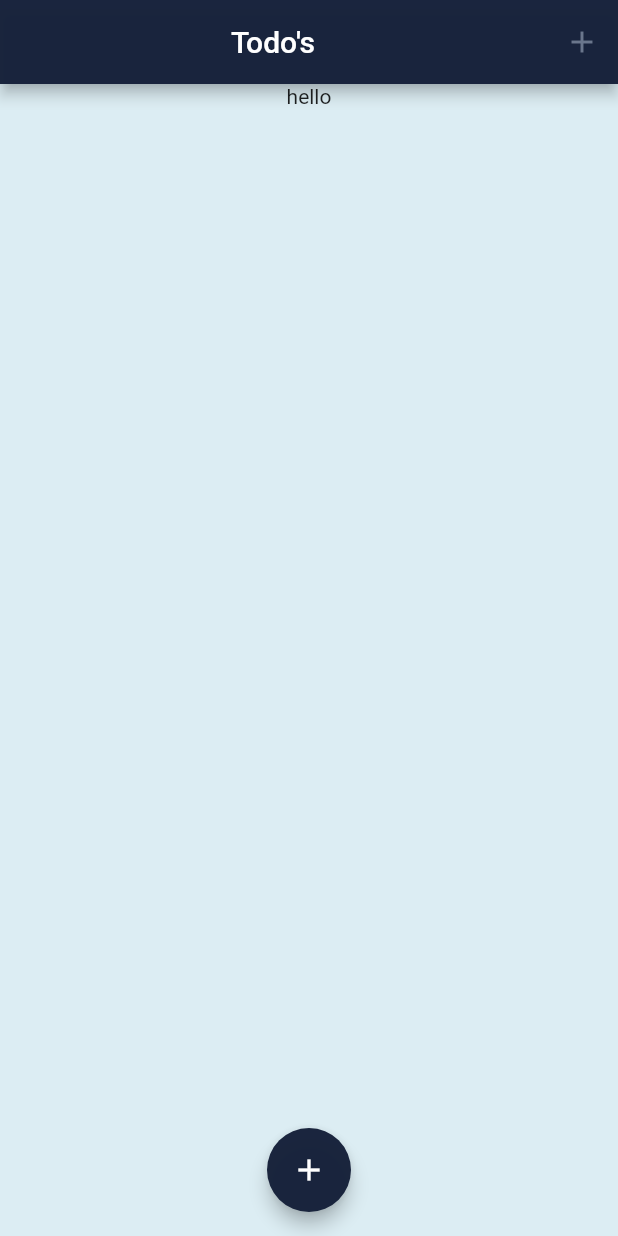
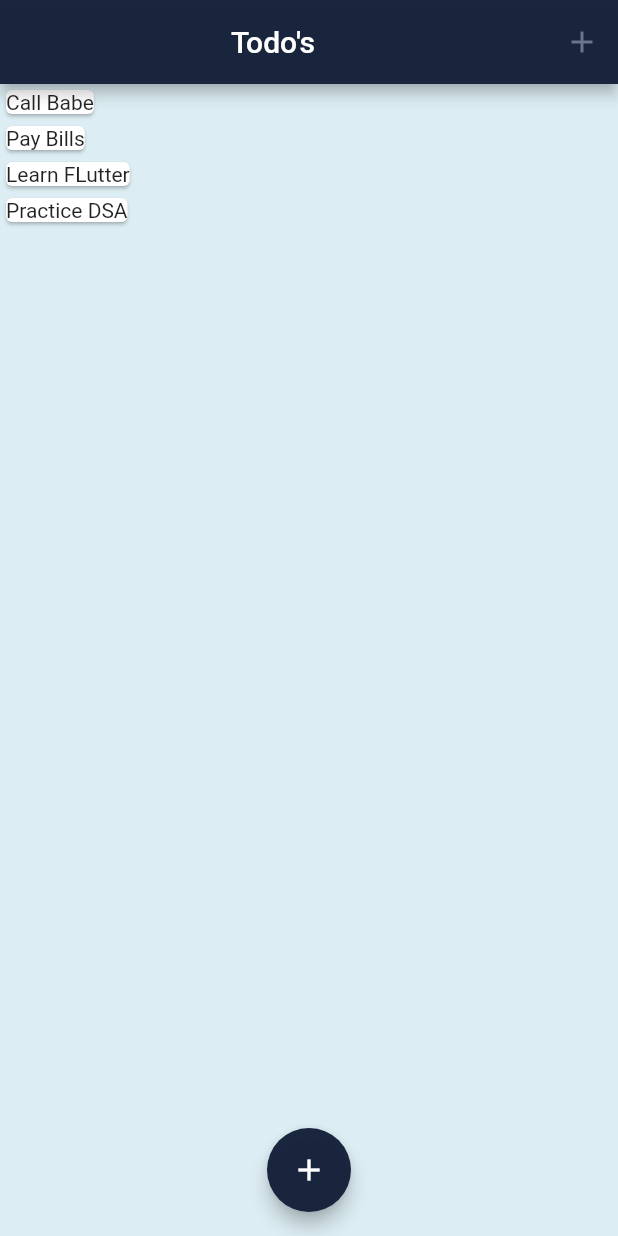
Before and after one commit to akashgkrishnan/learnFlutter, a Flutter app: the screen it shows after launch, on a phone screen of 412 x 824 dp. Run offline on Flutter 3.47's test engine with Material 2 defaults, Android fonts, the phone set to English and light mode, and no system bars.

Commit message:
todo dismissible cards added

```diff
--- a/toDo/lib/main.dart
+++ b/toDo/lib/main.dart
@@ -2,6 +2,7 @@ import 'package:flutter/material.dart';
 
 import './models/todo_item.dart';
 import './widgets/new_todo.dart';
+import './widgets/todo_list.dart';
 
 void main() {
   runApp(MyApp());
@@ -38,9 +39,6 @@ class _MyHomePageState extends State<MyHomePage> {
     setState(() {
       _taskList.add(newTask);
     });
-    for (int i = 0; i < _taskList.length; ++i){
-      print('hello ${_taskList[i].task}');
-    }
   }
 
   void _addNewTodo(BuildContext ctx) {
@@ -68,12 +66,7 @@ class _MyHomePageState extends State<MyHomePage> {
           child: Text('Todo\'s'),
         ),
       ),
-      body: ListView(
-        children: <Widget>[
-          Center(
-            child: Text('hello'),)
-        ],
-      ),
+      body: TodoList(_taskList),
       floatingActionButtonLocation: FloatingActionButtonLocation.centerFloat,
       floatingActionButton: FloatingActionButton(
           elevation: 5,
--- a/toDo/lib/models/todo_item.dart
+++ b/toDo/lib/models/todo_item.dart
@@ -4,5 +4,5 @@ class Todo {
   final String task;
   bool isComplete = false;
 
-  Todo({@required this.task, this.isComplete});
+  Todo({@required this.task, this.isComplete = false});
 }
--- /dev/null
+++ b/toDo/lib/widgets/todo_list.dart
@@ -0,0 +1,41 @@
+import 'package:flutter/foundation.dart';
+import 'package:flutter/material.dart';
+
+import '../models/todo_item.dart';
+
+class TodoList extends StatefulWidget {
+  final List<Todo> todoList;
+  TodoList(this.todoList);
+  @override
+  State createState() {
+    return _TodoListState(this.todoList);
+  }
+}
+
+class _TodoListState extends State<TodoList> {
+  final List<Todo> tasks;
+  _TodoListState(this.tasks);
+  @override
+  Widget build(BuildContext context) {
+    return Container(
+        child: ListView.builder(
+            itemCount: tasks.length,
+            itemBuilder: (context, index) {
+              final item = tasks[index];
+              return Dismissible(
+                key: Key(item.task),
+                onDismissed: (direction) {
+                  setState(() {
+                    tasks.removeAt(index);
+                  });
+                },
+                background: Container(color: Colors.red),
+                child: Container(
+                  child: Card(
+                    child: Text(tasks[index].task),
+                  ),
+                ),
+              );
+            }));
+  }
+}
```
